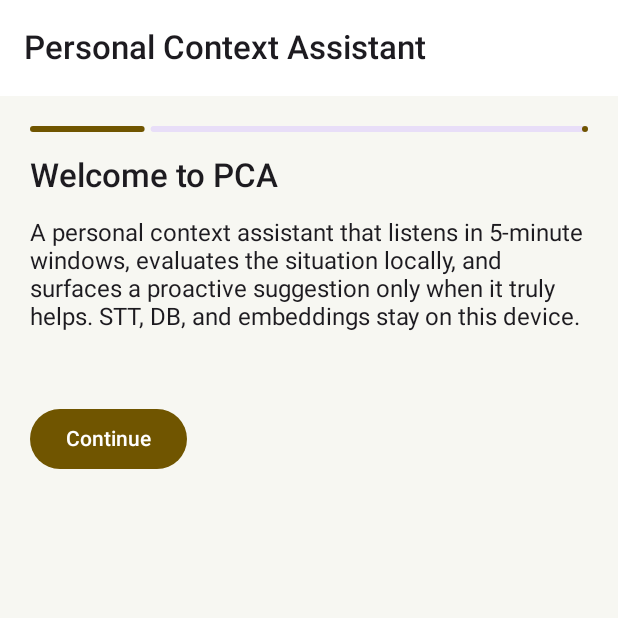
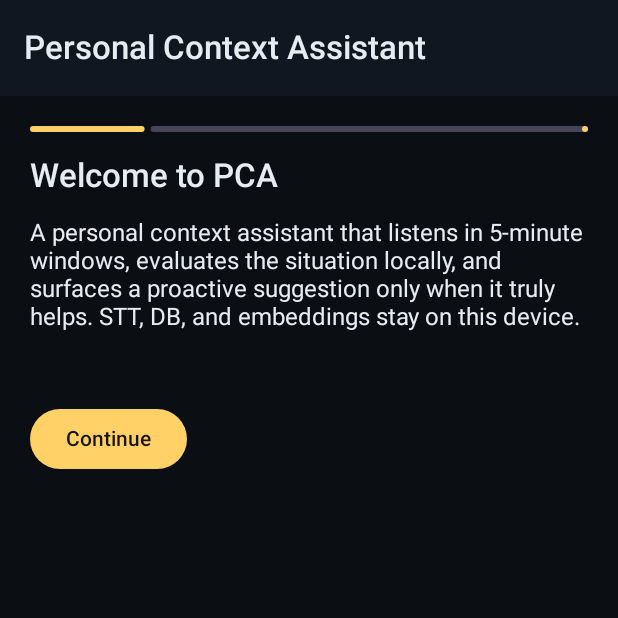
Before and after one commit to ishtaket/911, an Android app built with Jetpack Compose: the screen it shows after launch (MainActivity), on a phone screen of 412 x 824 dp, the top half of it. Run offline under Robolectric (Android 15) with nearby library versions, the phone set to English and light mode, and no system bars; our stand-ins replace Dagger/Hilt's generated code, Room's generated code; libraries missing offline, so code that uses them is left out: ai.onnxruntime, net.sqlcipher.database; 28 statements that could not run were skipped.

Commit message:
fix(pca): seventeenth full review — force dark theme per spec §7.4
B-32 (Spec violation) — PcaTheme used isSystemInDarkTheme() and fell
  back to a light color scheme when the OS was set to light. Spec §7.4
  is explicit: "Dark theme by default (OLED battery savings)". The
  target device (S21 Ultra) has an AMOLED display where light themes
  cost noticeably more battery. Removed isSystemInDarkTheme and the
  unused LightColors scheme; PcaTheme now always renders dark.
  A user-facing override toggle can be added to Settings later if a
  user requests it.

```diff
--- a/pca-android/app/src/main/java/com/pca/assistant/ui/theme/Theme.kt
+++ b/pca-android/app/src/main/java/com/pca/assistant/ui/theme/Theme.kt
@@ -1,10 +1,8 @@
 package com.pca.assistant.ui.theme
 
-import androidx.compose.foundation.isSystemInDarkTheme
 import androidx.compose.material3.MaterialTheme
 import androidx.compose.material3.Typography
 import androidx.compose.material3.darkColorScheme
-import androidx.compose.material3.lightColorScheme
 import androidx.compose.runtime.Composable
 import androidx.compose.ui.graphics.Color
 import androidx.compose.ui.text.TextStyle
@@ -22,13 +20,6 @@ private val DarkColors = darkColorScheme(
     onSurface = Color(0xFFE6ECF2),
 )
 
-private val LightColors = lightColorScheme(
-    primary = Color(0xFF705500),
-    secondary = Color(0xFF1F3A8A),
-    background = Color(0xFFF7F7F2),
-    surface = Color(0xFFFFFFFF),
-)
-
 private val Type = Typography(
     titleLarge = TextStyle(fontSize = 22.sp, fontWeight = FontWeight.SemiBold),
     titleMedium = TextStyle(fontSize = 18.sp, fontWeight = FontWeight.SemiBold),
@@ -39,9 +30,13 @@ private val Type = Typography(
 
 @Composable
 fun PcaTheme(content: @Composable () -> Unit) {
-    val dark = isSystemInDarkTheme()
+    // Spec §7.4 — "Dark theme by default (OLED battery savings)". Always
+    // dark; we don't follow the system-light setting because the spec is
+    // explicit about OLED savings on the target device (S21 Ultra has an
+    // AMOLED display). Light-theme support can be added later via a
+    // user-facing toggle in Settings if needed.
     MaterialTheme(
-        colorScheme = if (dark) DarkColors else LightColors,
+        colorScheme = DarkColors,
         typography = Type,
         content = content,
     )
```
